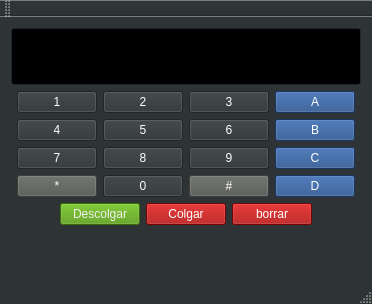
Before: the Qt Designer form proyecto/media-player/mainwindow.ui in Frozen25/Curso-DSP, drawn with Qt 5.
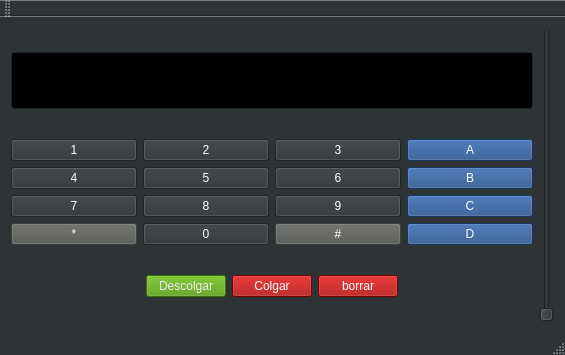
After: the same form once the commit is applied.

Diff of the .ui file:
```diff
--- a/proyecto/media-player/mainwindow.ui
+++ b/proyecto/media-player/mainwindow.ui
@@ -6,8 +6,8 @@
    <rect>
     <x>0</x>
     <y>0</y>
-    <width>372</width>
-    <height>304</height>
+    <width>565</width>
+    <height>355</height>
    </rect>
   </property>
   <property name="palette">
@@ -431,6 +431,10 @@
   <widget class="QWidget" name="centralWidget">
    <layout class="QVBoxLayout" name="verticalLayout_2">
     <item>
+     <layout class="QHBoxLayout" name="horizontalLayout_2">
+      <item>
+       <layout class="QVBoxLayout" name="verticalLayout">
+        <item>
      <widget class="QLineEdit" name="phoneNumber">
       <property name="font">
        <font>
@@ -451,21 +455,6 @@
      </widget>
     </item>
     <item>
-     <layout class="QHBoxLayout" name="horizontalLayout_2">
-      <item>
-       <spacer name="horizontalSpacer">
-        <property name="orientation">
-         <enum>Qt::Horizontal</enum>
-        </property>
-        <property name="sizeHint" stdset="0">
-         <size>
-          <width>40</width>
-          <height>20</height>
-         </size>
-        </property>
-       </spacer>
-      </item>
-      <item>
        <layout class="QGridLayout" name="gridLayout" columnminimumwidth="0,0,0,0">
         <property name="sizeConstraint">
          <enum>QLayout::SetMinimumSize</enum>
@@ -3075,22 +3064,7 @@
        </layout>
       </item>
       <item>
-       <spacer name="horizontalSpacer_2">
-        <property name="orientation">
-         <enum>Qt::Horizontal</enum>
-        </property>
-        <property name="sizeHint" stdset="0">
-         <size>
-          <width>40</width>
-          <height>20</height>
-         </size>
-        </property>
-       </spacer>
-      </item>
-     </layout>
-    </item>
-    <item>
-     <layout class="QHBoxLayout" name="horizontalLayout_3">
+         <layout class="QHBoxLayout" name="horizontalLayout">
       <item>
        <spacer name="horizontalSpacer_3">
         <property name="orientation">
@@ -4385,18 +4359,34 @@
       </item>
      </layout>
     </item>
+       </layout>
+      </item>
     <item>
-     <spacer name="verticalSpacer">
+       <widget class="QSlider" name="verticalSlider">
+        <property name="layoutDirection">
+         <enum>Qt::RightToLeft</enum>
+        </property>
+        <property name="minimum">
+         <number>1</number>
+        </property>
+        <property name="maximum">
+         <number>100</number>
+        </property>
       <property name="orientation">
        <enum>Qt::Vertical</enum>
       </property>
-      <property name="sizeHint" stdset="0">
-       <size>
-        <width>20</width>
-        <height>40</height>
-       </size>
-      </property>
-     </spacer>
+        <property name="invertedAppearance">
+         <bool>false</bool>
+        </property>
+        <property name="invertedControls">
+         <bool>false</bool>
+        </property>
+        <property name="tickInterval">
+         <number>0</number>
+        </property>
+       </widget>
+      </item>
+     </layout>
     </item>
    </layout>
   </widget>
```
Left out of the diff: 2 changed lines with no effect on the pictures. Lines whose indentation alone changed are shown as unchanged.
